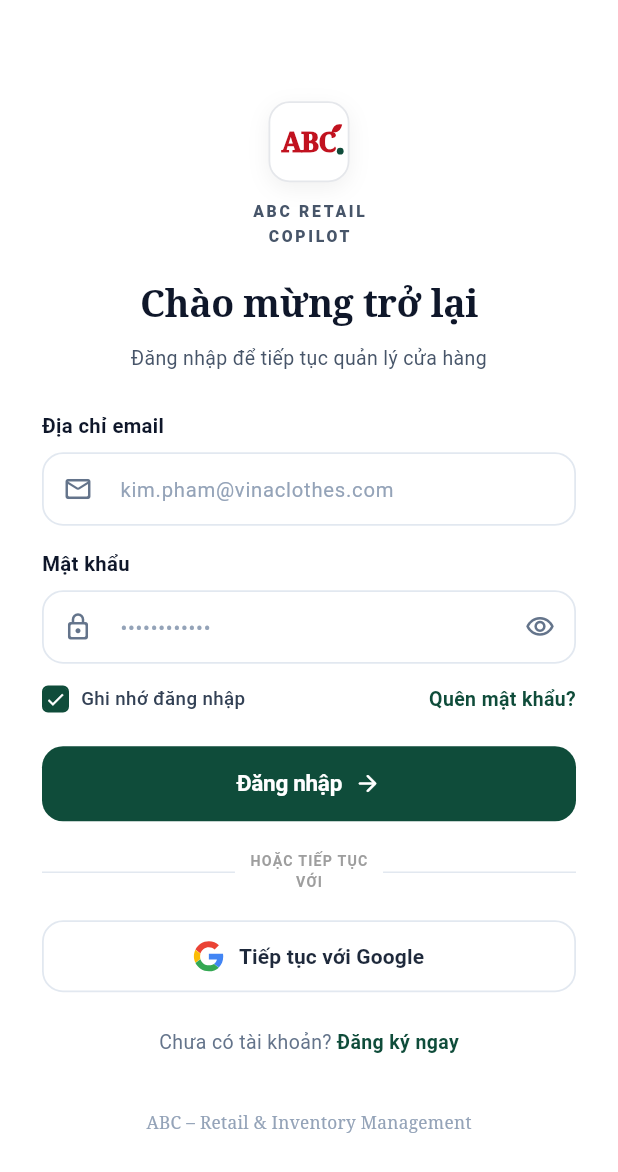
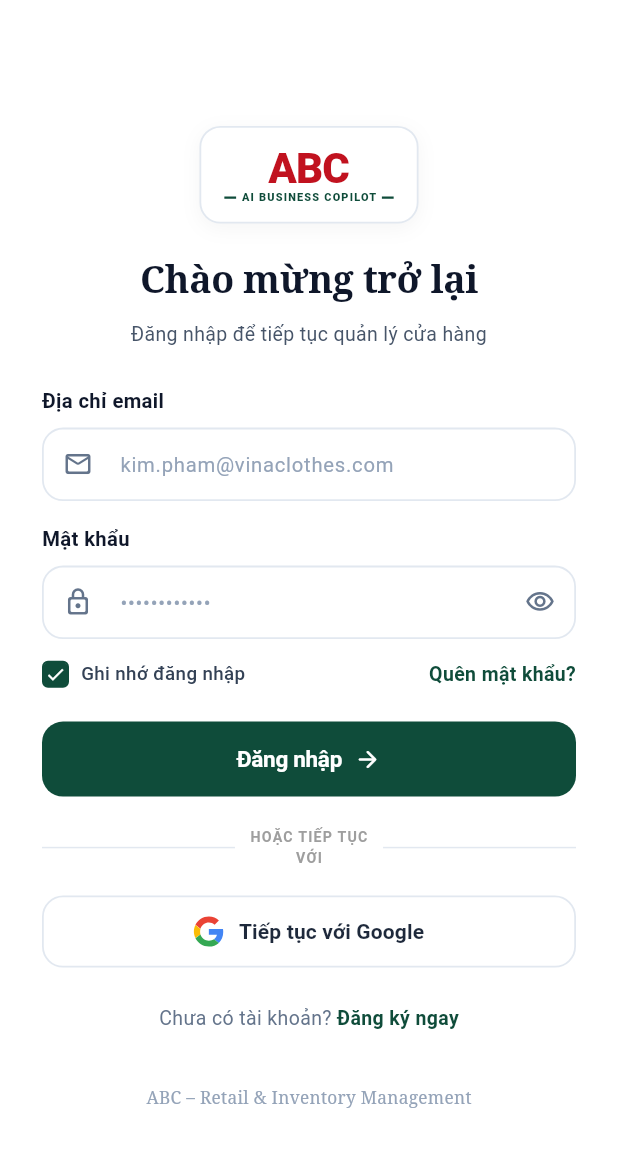
Before and after one commit to AI-Business-copilot/abc-app, a Flutter app: the screen it shows after launch, on a phone screen of 412 x 824 dp. Shown: the top 1172 px of the screen. Run offline on Flutter 3.47's test engine with Material 3 defaults, Android fonts, the phone set to English and light mode, and no system bars; our stand-ins replace barcode_widget, dio, image_picker, pdf, printing, shared_preferences and 1 more; missing offline and left inert: mobile_scanner; accounts and stored records are empty.

Commit message:
feat(brand): synchronize ABC logo across mobile app to match web dashboard standard
- Redesign AbcLogo to mirror web dashboard lockup with crimson red ABC and forest green tagline
- Support both squircle badge mode for auth screens and compact lockup mode for topbars
- Update HomeScreen app bar to display official ABC brand lockup alongside store name
- Update Login, Signup, and Forgot Password screens to use standardized web brand logo
- Update KpiDashboardScreen to embed standardized brand lockup in revenue hero card

```diff
--- a/lib/features/auth/screens/forgot_password_screen.dart
+++ b/lib/features/auth/screens/forgot_password_screen.dart
@@ -71,9 +71,9 @@ class _ForgotPasswordScreenState extends State<ForgotPasswordScreen> {
                 mainAxisAlignment: MainAxisAlignment.center,
                 crossAxisAlignment: CrossAxisAlignment.stretch,
                 children: [
-                  // Logo ABC badge
+                  // Logo ABC theo chuan Web Dashboard
                   const Center(
-                    child: AbcLogo(showSubtitles: false, size: 54),
+                    child: AbcLogo(showBadge: true, size: 28),
                   ),
                   const SizedBox(height: 24),
 
--- a/lib/features/auth/screens/login_screen.dart
+++ b/lib/features/auth/screens/login_screen.dart
@@ -177,9 +177,9 @@ class _LoginScreenState extends State<LoginScreen> with WidgetsBindingObserver {
                 mainAxisAlignment: MainAxisAlignment.center,
                 crossAxisAlignment: CrossAxisAlignment.stretch,
                 children: [
-                  // Logo ABC + ABC RETAIL COPILOT
+                  // Logo ABC theo chuan Web Dashboard
                   const Center(
-                    child: AbcLogo(showSubtitles: true, size: 54),
+                    child: AbcLogo(showBadge: true, size: 28),
                   ),
                   const SizedBox(height: 20),
 
--- a/lib/features/auth/screens/signup_screen.dart
+++ b/lib/features/auth/screens/signup_screen.dart
@@ -200,9 +200,9 @@ class _SignupScreenState extends State<SignupScreen> with WidgetsBindingObserver
                 mainAxisAlignment: MainAxisAlignment.center,
                 crossAxisAlignment: CrossAxisAlignment.stretch,
                 children: [
-                  // Logo ABC badge
+                  // Logo ABC theo chuan Web Dashboard
                   const Center(
-                    child: AbcLogo(showSubtitles: false, size: 54),
+                    child: AbcLogo(showBadge: true, size: 28),
                   ),
                   const SizedBox(height: 24),
 
--- a/lib/features/auth/widgets/abc_logo.dart
+++ b/lib/features/auth/widgets/abc_logo.dart
@@ -1,118 +1,102 @@
 import 'package:flutter/material.dart';
 
-/// ABC Brand Logo Badge đồng bộ 1:1 với giao diện web và ảnh thiết kế
+/// ABC Brand Logo chuẩn hóa theo Web Dashboard (`brand.tsx` & `auth-shell.tsx`):
+/// - Chữ `ABC` màu đỏ mận thương hiệu `#C1121F` (FontWeight.w900, tracking tight)
+/// - Thanh nhãn phụ: `— AI BUSINESS COPILOT —` màu xanh lá đậm `#0F4C3A`
+/// - Hỗ trợ hiển thị dạng badge khung viền bo cong hoặc dạng lockup trực tiếp cho dashboard.
 class AbcLogo extends StatelessWidget {
-  final bool showSubtitles;
+  final bool showBadge;
+  final bool showTagline;
   final double size;
 
   const AbcLogo({
     super.key,
-    this.showSubtitles = false,
-    this.size = 54,
+    this.showBadge = true,
+    this.showTagline = true,
+    this.size = 24,
   });
 
   @override
   Widget build(BuildContext context) {
-    return Column(
+    final abcText = Text(
+      'ABC',
+      style: TextStyle(
+        fontSize: size,
+        fontWeight: FontWeight.w900,
+        color: const Color(0xFFC1121F), // ABC Signature Crimson Red
+        letterSpacing: -0.6,
+        height: 1.0,
+      ),
+    );
+
+    final tagline = showTagline
+        ? Padding(
+            padding: const EdgeInsets.only(top: 2.5),
+            child: Row(
               mainAxisSize: MainAxisSize.min,
               crossAxisAlignment: CrossAxisAlignment.center,
               children: [
                 Container(
-          width: size,
-          height: size,
-          decoration: BoxDecoration(
-            color: Colors.white,
-            borderRadius: BorderRadius.circular(size * 0.26),
-            border: Border.all(
-              color: const Color(0xFFE5E7EB),
-              width: 1.2,
+                  width: size * 0.28,
+                  height: 1.5,
+                  color: const Color(0xFF0F4C3A), // ABC Signature Forest Green
                 ),
-            boxShadow: const [
-              BoxShadow(
-                color: Color(0x0F000000),
-                blurRadius: 12,
-                offset: Offset(0, 4),
+                Padding(
+                  padding: const EdgeInsets.symmetric(horizontal: 3.5),
+                  child: Text(
+                    'AI BUSINESS COPILOT',
+                    style: TextStyle(
+                      fontSize: (size * 0.26).clamp(7.0, 10.0),
+                      fontWeight: FontWeight.w900,
+                      color: const Color(0xFF0F4C3A),
+                      letterSpacing: 0.8,
+                      height: 1.0,
+                    ),
+                  ),
+                ),
+                Container(
+                  width: size * 0.28,
+                  height: 1.5,
+                  color: const Color(0xFF0F4C3A),
                 ),
               ],
             ),
-          child: Center(
-            child: Stack(
-              clipBehavior: Clip.none,
-              alignment: Alignment.center,
+          )
+        : const SizedBox.shrink();
+
+    final logoContent = Column(
+      mainAxisSize: MainAxisSize.min,
+      crossAxisAlignment: CrossAxisAlignment.center,
       children: [
-                RichText(
-                  text: const TextSpan(
-                    style: TextStyle(
-                      fontFamily: 'serif',
-                      fontSize: 18,
-                      fontWeight: FontWeight.w900,
-                      color: Color(0xFFC1121F), // ABC Red
-                      letterSpacing: -0.5,
+        abcText,
+        tagline,
+      ],
+    );
+
+    if (!showBadge) {
+      return logoContent;
+    }
+
+    final badgePaddingH = size * 0.55;
+    final badgePaddingV = size * 0.45;
+    return Container(
+      padding: EdgeInsets.symmetric(
+        horizontal: badgePaddingH,
+        vertical: badgePaddingV,
       ),
-                    children: [
-                      TextSpan(text: 'ABC'),
-                    ],
-                  ),
-                ),
-                // Chấm nhỏ xanh lá thương hiệu ở đuôi chữ C
-                Positioned(
-                  right: -5,
-                  bottom: 2,
-                  child: Container(
-                    width: 4.5,
-                    height: 4.5,
-                    decoration: const BoxDecoration(
-                      color: Color(0xFF0F4C3A), // ABC Green
-                      shape: BoxShape.circle,
-                    ),
-                  ),
-                ),
-                // Chiếc lá nhỏ đỏ thắm phía trên chữ C
-                Positioned(
-                  right: -3,
-                  top: -2,
-                  child: Transform.rotate(
-                    angle: 0.35,
-                    child: Container(
-                      width: 5,
-                      height: 7,
       decoration: BoxDecoration(
-                        color: const Color(0xFFC1121F),
-                        borderRadius: const BorderRadius.only(
-                          topLeft: Radius.circular(5),
-                          bottomRight: Radius.circular(5),
-                        ),
-                      ),
-                    ),
-                  ),
+        color: Colors.white,
+        borderRadius: BorderRadius.circular(14),
+        border: Border.all(color: const Color(0xFFE2E8F0), width: 1.2),
+        boxShadow: const [
+          BoxShadow(
+            color: Color(0x0A000000),
+            blurRadius: 10,
+            offset: Offset(0, 3),
           ),
         ],
       ),
-          ),
-        ),
-        if (showSubtitles) ...[
-          const SizedBox(height: 12),
-          const Text(
-            'ABC RETAIL',
-            style: TextStyle(
-              fontSize: 10.5,
-              fontWeight: FontWeight.w800,
-              letterSpacing: 1.8,
-              color: Color(0xFF475569),
-            ),
-          ),
-          const SizedBox(height: 2),
-          const Text(
-            'COPILOT',
-            style: TextStyle(
-              fontSize: 10.5,
-              fontWeight: FontWeight.w800,
-              letterSpacing: 1.8,
-              color: Color(0xFF475569),
-            ),
-          ),
-        ],
-      ],
+      child: logoContent,
     );
   }
 }
--- a/lib/features/home/home_screen.dart
+++ b/lib/features/home/home_screen.dart
@@ -2,6 +2,7 @@ import 'package:flutter/material.dart';
 import 'package:abc_app/core/theme/app_theme.dart';
 import 'package:abc_app/features/auth/screens/login_screen.dart';
 import 'package:abc_app/features/auth/services/auth_service.dart';
+import 'package:abc_app/features/auth/widgets/abc_logo.dart';
 import 'package:abc_app/features/products/screens/products_screen.dart';
 import 'package:abc_app/features/alerts/screens/alerts_screen.dart';
 import 'package:abc_app/features/audits/screens/audits_list_screen.dart';
@@ -84,17 +85,17 @@ class _HomeScreenState extends State<HomeScreen> {
   Widget build(BuildContext context) {
     return Scaffold(
       appBar: AppBar(
+        titleSpacing: 14,
         title: Row(
           children: [
+            const AbcLogo(showBadge: false, size: 20),
+            const SizedBox(width: 12),
             Container(
-              width: 7,
-              height: 7,
-              decoration: const BoxDecoration(
-                color: AppTheme.success,
-                shape: BoxShape.circle,
-              ),
+              width: 1,
+              height: 24,
+              color: AppTheme.border,
             ),
-            const SizedBox(width: 8),
+            const SizedBox(width: 12),
             Expanded(
               child: Column(
                 crossAxisAlignment: CrossAxisAlignment.start,
@@ -103,8 +104,8 @@ class _HomeScreenState extends State<HomeScreen> {
                   Text(
                     _businessName,
                     style: const TextStyle(
-                      fontSize: 15,
-                      fontWeight: FontWeight.w600,
+                      fontSize: 14.5,
+                      fontWeight: FontWeight.w700,
                       color: AppTheme.primary,
                       letterSpacing: -0.2,
                     ),
@@ -113,7 +114,7 @@ class _HomeScreenState extends State<HomeScreen> {
                   const Text(
                     'Không gian vận hành ABC Mobile',
                     style: TextStyle(
-                      fontSize: 11,
+                      fontSize: 10.5,
                       fontWeight: FontWeight.w400,
                       color: AppTheme.muted,
                     ),
--- a/lib/features/kpi/screens/kpi_dashboard_screen.dart
+++ b/lib/features/kpi/screens/kpi_dashboard_screen.dart
@@ -1,6 +1,7 @@
 import 'package:flutter/material.dart';
 import 'package:intl/intl.dart';
 import 'package:abc_app/core/theme/app_theme.dart';
+import 'package:abc_app/features/auth/widgets/abc_logo.dart';
 import '../models/kpi_model.dart';
 import '../services/kpi_service.dart';
 
@@ -67,9 +68,15 @@ class _KpiDashboardScreenState extends State<KpiDashboardScreen> {
                       child: Column(
                         crossAxisAlignment: CrossAxisAlignment.start,
                         children: [
-                          const Text(
-                            'DOANH THU HÔM NAY',
-                            style: TextStyle(fontSize: 11, fontWeight: FontWeight.w700, letterSpacing: 0.8, color: Colors.white70),
+                          Row(
+                            mainAxisAlignment: MainAxisAlignment.spaceBetween,
+                            children: [
+                              const Text(
+                                'DOANH THU HÔM NAY',
+                                style: TextStyle(fontSize: 11, fontWeight: FontWeight.w700, letterSpacing: 0.8, color: Colors.white70),
+                              ),
+                              const AbcLogo(showBadge: false, size: 16),
+                            ],
                           ),
                           const SizedBox(height: 8),
                           Text(
```
Lines whose indentation alone changed are shown as unchanged.
